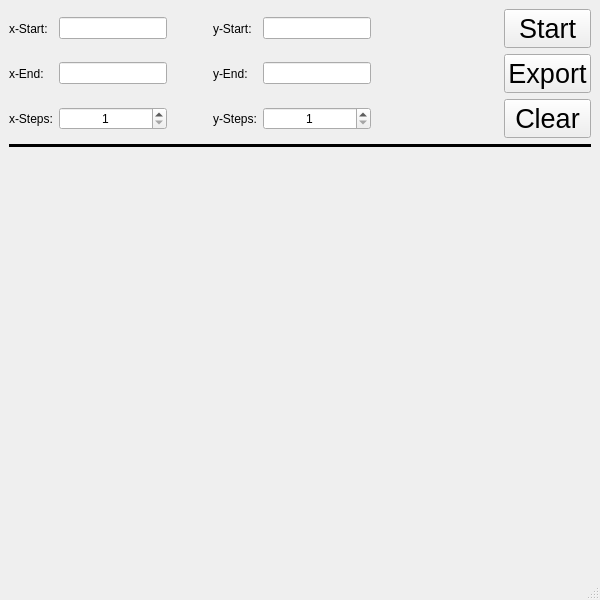
Before: the Qt Designer form PlotWindow.ui in OdysseusLSe/qtCalc, drawn with Qt 5.
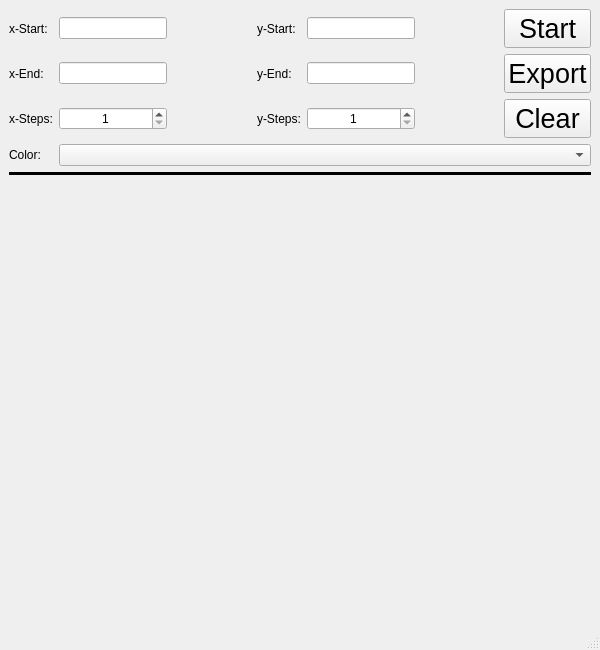
After: the same form once the commit is applied.

Commit message:
Add new color palette images for UI
- Added Blues.png for blue color palette
- Added Greens.png for green color palette
- Added Greys.png for grey color palette
- Added Purples.png for purple color palette
- Added Reds.png for red color palette
- Added cividis.png for cividis color palette
- Added plasma.png for plasma color palette
- Added viridis.png for viridis color palette

```diff
--- a/PlotWindow.ui
+++ b/PlotWindow.ui
@@ -7,7 +7,7 @@
     <x>0</x>
     <y>0</y>
     <width>600</width>
-    <height>600</height>
+    <height>650</height>
    </rect>
   </property>
   <property name="sizePolicy">
@@ -19,7 +19,7 @@
   <property name="minimumSize">
    <size>
     <width>600</width>
-    <height>600</height>
+    <height>650</height>
    </size>
   </property>
   <property name="windowTitle">
@@ -30,65 +30,11 @@
     <item>
      <layout class="QVBoxLayout" name="verticalLayout" stretch="0,0,5">
       <item>
-       <layout class="QGridLayout" name="gridLayout_2" rowstretch="1,1,1" columnstretch="0,0,0,0,0,1,0" columnminimumwidth="0,0,0,0,0,0,0">
-        <item row="1" column="5">
-         <spacer name="horizontalSpacer_2">
-          <property name="orientation">
-           <enum>Qt::Orientation::Horizontal</enum>
-          </property>
-          <property name="sizeHint" stdset="0">
-           <size>
-            <width>40</width>
-            <height>20</height>
-           </size>
-          </property>
-         </spacer>
-        </item>
-        <item row="0" column="3">
-         <widget class="QLabel" name="label_4">
+       <layout class="QGridLayout" name="gridLayout_2" rowstretch="1,0,0,0,0" columnstretch="0,0,0,0,0,0,0" columnminimumwidth="0,0,0,0,0,0,0">
+        <item row="2" column="0">
+         <widget class="QLabel" name="label_6">
           <property name="text">
-           <string>y-Start:</string>
-          </property>
-         </widget>
-        </item>
-        <item row="1" column="4">
-         <widget class="QLineEdit" name="y_end">
-          <property name="alignment">
-           <set>Qt::AlignmentFlag::AlignCenter</set>
-          </property>
-         </widget>
-        </item>
-        <item row="2" column="3">
-         <widget class="QLabel" name="label_5">
-          <property name="text">
-           <string>y-Steps:</string>
-          </property>
-         </widget>
-        </item>
-        <item row="0" column="1">
-         <widget class="QLineEdit" name="x_start">
-          <property name="alignment">
-           <set>Qt::AlignmentFlag::AlignCenter</set>
-          </property>
-         </widget>
-        </item>
-        <item row="1" column="2">
-         <spacer name="horizontalSpacer">
-          <property name="orientation">
-           <enum>Qt::Orientation::Horizontal</enum>
-          </property>
-          <property name="sizeHint" stdset="0">
-           <size>
-            <width>40</width>
-            <height>20</height>
-           </size>
-          </property>
-         </spacer>
-        </item>
-        <item row="1" column="0">
-         <widget class="QLabel" name="label_2">
-          <property name="text">
-           <string>x-End:</string>
+           <string>x-Steps:</string>
           </property>
          </widget>
         </item>
@@ -99,6 +45,13 @@
           </property>
          </widget>
         </item>
+        <item row="1" column="4">
+         <widget class="QLineEdit" name="y_end">
+          <property name="alignment">
+           <set>Qt::AlignmentFlag::AlignCenter</set>
+          </property>
+         </widget>
+        </item>
         <item row="0" column="4">
          <widget class="QLineEdit" name="y_start">
           <property name="alignment">
@@ -106,13 +59,6 @@
           </property>
          </widget>
         </item>
-        <item row="2" column="0">
-         <widget class="QLabel" name="label_6">
-          <property name="text">
-           <string>x-Steps:</string>
-          </property>
-         </widget>
-        </item>
         <item row="0" column="0">
          <widget class="QLabel" name="label">
           <property name="text">
@@ -120,6 +66,13 @@
           </property>
          </widget>
         </item>
+        <item row="1" column="0">
+         <widget class="QLabel" name="label_2">
+          <property name="text">
+           <string>x-End:</string>
+          </property>
+         </widget>
+        </item>
         <item row="1" column="3">
          <widget class="QLabel" name="label_3">
           <property name="text">
@@ -127,19 +80,6 @@
           </property>
          </widget>
         </item>
-        <item row="2" column="1">
-         <widget class="QSpinBox" name="x_steps">
-          <property name="alignment">
-           <set>Qt::AlignmentFlag::AlignCenter</set>
-          </property>
-          <property name="minimum">
-           <number>1</number>
-          </property>
-          <property name="maximum">
-           <number>10000</number>
-          </property>
-         </widget>
-        </item>
         <item row="2" column="4">
          <widget class="QSpinBox" name="y_steps">
           <property name="alignment">
@@ -153,28 +93,6 @@
           </property>
          </widget>
         </item>
-        <item row="0" column="6">
-         <widget class="QPushButton" name="start_btn">
-          <property name="sizePolicy">
-           <sizepolicy hsizetype="Minimum" vsizetype="Expanding">
-            <horstretch>0</horstretch>
-            <verstretch>0</verstretch>
-           </sizepolicy>
-          </property>
-          <property name="font">
-           <font>
-            <pointsize>20</pointsize>
-            <fontweight>DemiBold</fontweight>
-           </font>
-          </property>
-          <property name="styleSheet">
-           <string notr="true"/>
-          </property>
-          <property name="text">
-           <string>Start</string>
-          </property>
-         </widget>
-        </item>
         <item row="2" column="6">
          <widget class="QPushButton" name="clear_btn">
           <property name="sizePolicy">
@@ -197,6 +115,88 @@
           </property>
          </widget>
         </item>
+        <item row="1" column="2">
+         <spacer name="horizontalSpacer">
+          <property name="orientation">
+           <enum>Qt::Orientation::Horizontal</enum>
+          </property>
+          <property name="sizeHint" stdset="0">
+           <size>
+            <width>40</width>
+            <height>20</height>
+           </size>
+          </property>
+         </spacer>
+        </item>
+        <item row="0" column="1">
+         <widget class="QLineEdit" name="x_start">
+          <property name="alignment">
+           <set>Qt::AlignmentFlag::AlignCenter</set>
+          </property>
+         </widget>
+        </item>
+        <item row="0" column="3">
+         <widget class="QLabel" name="label_4">
+          <property name="text">
+           <string>y-Start:</string>
+          </property>
+         </widget>
+        </item>
+        <item row="0" column="6">
+         <widget class="QPushButton" name="start_btn">
+          <property name="sizePolicy">
+           <sizepolicy hsizetype="Minimum" vsizetype="Expanding">
+            <horstretch>0</horstretch>
+            <verstretch>0</verstretch>
+           </sizepolicy>
+          </property>
+          <property name="font">
+           <font>
+            <pointsize>20</pointsize>
+            <fontweight>DemiBold</fontweight>
+           </font>
+          </property>
+          <property name="styleSheet">
+           <string notr="true"/>
+          </property>
+          <property name="text">
+           <string>Start</string>
+          </property>
+         </widget>
+        </item>
+        <item row="2" column="1">
+         <widget class="QSpinBox" name="x_steps">
+          <property name="alignment">
+           <set>Qt::AlignmentFlag::AlignCenter</set>
+          </property>
+          <property name="minimum">
+           <number>1</number>
+          </property>
+          <property name="maximum">
+           <number>10000</number>
+          </property>
+         </widget>
+        </item>
+        <item row="2" column="3">
+         <widget class="QLabel" name="label_5">
+          <property name="text">
+           <string>y-Steps:</string>
+          </property>
+         </widget>
+        </item>
+        <item row="1" column="5">
+         <spacer name="horizontalSpacer_2">
+          <property name="orientation">
+           <enum>Qt::Orientation::Horizontal</enum>
+          </property>
+          <property name="sizeHint" stdset="0">
+           <size>
+            <width>40</width>
+            <height>20</height>
+           </size>
+          </property>
+         </spacer>
+        </item>
         <item row="1" column="6">
          <widget class="QPushButton" name="export_btn">
           <property name="sizePolicy">
@@ -216,6 +216,23 @@
           </property>
          </widget>
         </item>
+        <item row="3" column="1" colspan="6">
+         <widget class="QComboBox" name="color_box">
+          <property name="sizePolicy">
+           <sizepolicy hsizetype="Minimum" vsizetype="Expanding">
+            <horstretch>0</horstretch>
+            <verstretch>0</verstretch>
+           </sizepolicy>
+          </property>
+         </widget>
+        </item>
+        <item row="3" column="0">
+         <widget class="QLabel" name="label_7">
+          <property name="text">
+           <string>Color:</string>
+          </property>
+         </widget>
+        </item>
        </layout>
       </item>
       <item>
```
The commit also changes 15 other files.
